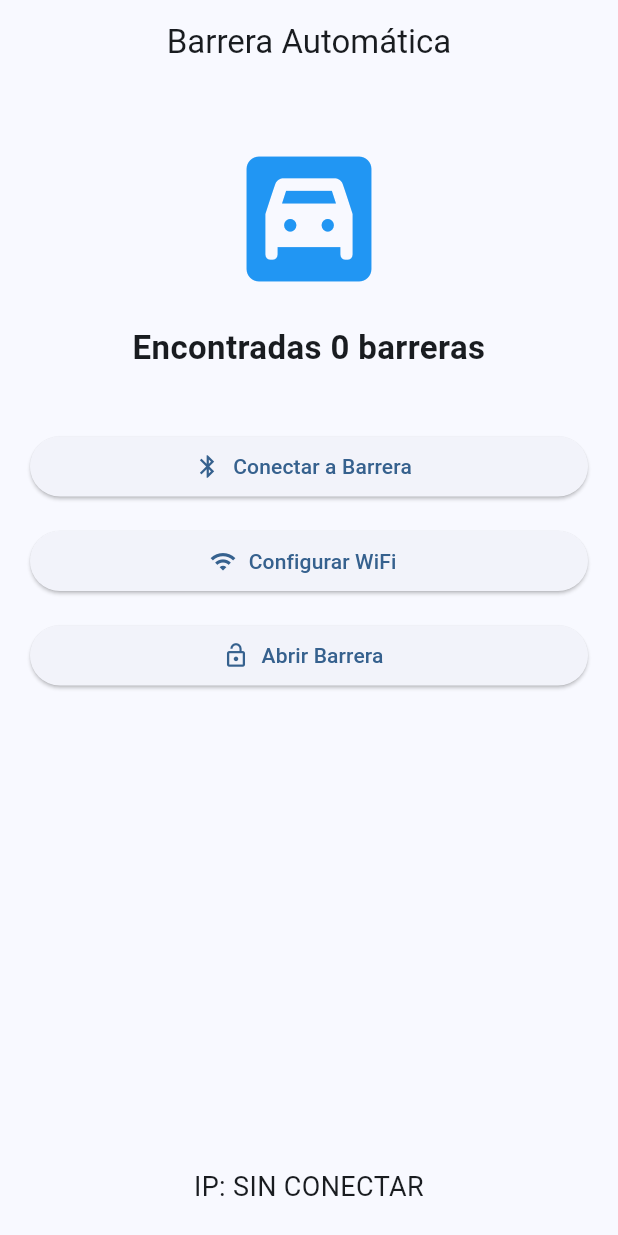
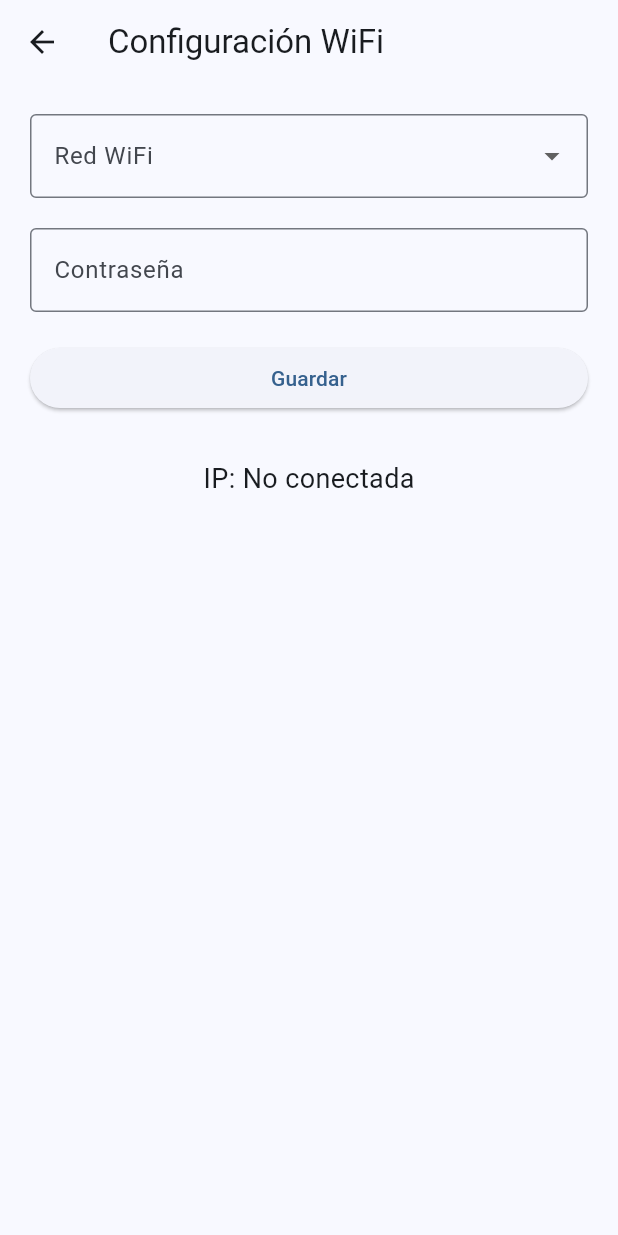
Before and after one commit to ronorthevo/barrera-automatica, a Flutter app: the screen it shows after launch, after a tap on "Conectar a Barrera", after a tap on "Configurar WiFi", on a phone screen of 412 x 824 dp. Run offline on Flutter 3.47's test engine with Material 3 defaults, Android fonts, the phone set to English and light mode, and no system bars; our stand-ins replace flutter_blue_plus.

Commit message:
Interfaz inicial

```diff
--- a/lib/ble/ble_service.dart
+++ b/lib/ble/ble_service.dart
@@ -1,15 +1,28 @@
 import 'package:flutter_blue_plus/flutter_blue_plus.dart';
 
 class BleService {
+  BluetoothDevice? device;
 
-  Future<List<ScanResult>> scanDevices() async {
+  Future<bool> connectToBarrier() async {
+    await FlutterBluePlus.startScan(
+      timeout: const Duration(seconds: 5),
+    );
 
-    await FlutterBluePlus.startScan(timeout: const Duration(seconds: 5));
+    await for (final results in FlutterBluePlus.scanResults) {
+      for (final r in results) {
+        if (r.device.platformName == "Barrera automatica") {
+          await FlutterBluePlus.stopScan();
 
-    final results = await FlutterBluePlus.scanResults.first;
+          device = r.device;
+
+          await device!.connect(timeout: const Duration(seconds: 10));
+
+          return true;
+        }
+      }
+    }
 
     await FlutterBluePlus.stopScan();
-
-    return results;
+    return false;
   }
 }
--- /dev/null
+++ b/lib/config_page.dart
@@ -0,0 +1,67 @@
+import 'package:flutter/material.dart';
+
+class ConfigPage extends StatelessWidget {
+  const ConfigPage({super.key});
+
+  @override
+  Widget build(BuildContext context) {
+    return Scaffold(
+      appBar: AppBar(
+        title: const Text("Configuración WiFi"),
+      ),
+      body: Padding(
+        padding: const EdgeInsets.all(20),
+        child: Column(
+          children: [
+
+            DropdownButtonFormField<String>(
+              decoration: const InputDecoration(
+                labelText: "Red WiFi",
+                border: OutlineInputBorder(),
+              ),
+              items: const [
+                DropdownMenuItem(
+                  value: "wifi1",
+                  child: Text("MiCasa"),
+                ),
+                DropdownMenuItem(
+                  value: "wifi2",
+                  child: Text("Oficina"),
+                ),
+              ],
+              onChanged: (_) {},
+            ),
+
+            const SizedBox(height: 20),
+
+            TextField(
+              obscureText: true,
+              decoration: const InputDecoration(
+                labelText: "Contraseña",
+                border: OutlineInputBorder(),
+              ),
+            ),
+
+            const SizedBox(height: 20),
+
+            SizedBox(
+              width: double.infinity,
+              child: ElevatedButton(
+                onPressed: () {},
+                child: const Text("Guardar"),
+              ),
+            ),
+
+            const SizedBox(height: 30),
+
+            const Text(
+              "IP: No conectada",
+              style: TextStyle(fontSize: 18),
+            ),
+
+          ],
+        ),
+      ),
+    );
+  }
+}
--- a/lib/home_page.dart
+++ b/lib/home_page.dart
@@ -1,5 +1,6 @@
 import 'package:flutter/material.dart';
 import 'ble/ble_service.dart';
+import 'config_page.dart';
 
 class HomePage extends StatefulWidget {
   const HomePage({super.key});
@@ -9,6 +10,7 @@ class HomePage extends StatefulWidget {
 }
 
 class _HomePageState extends State<HomePage> {
+
 
   final BleService bleService = BleService();
 
@@ -55,10 +57,12 @@ class _HomePageState extends State<HomePage> {
                 estado = "Buscando barreras...";
                 });
 
-                final dispositivos = await bleService.scanDevices();
+                bool conectado = await bleService.connectToBarrier();
 
                 setState(() {
-                estado = "Encontradas ${dispositivos.length} barreras";
+                estado = conectado
+                    ? "Conectado a Barrera"
+                    : "Barrera no encontrada";
                 });
 
             },
@@ -70,10 +74,18 @@ class _HomePageState extends State<HomePage> {
             const SizedBox(height: 15),
 
             ElevatedButton.icon(
-              onPressed: () {},
-              icon: const Icon(Icons.wifi),
-              label: const Text("Configurar WiFi"),
+            onPressed: () {
+                Navigator.push(
+                context,
+                MaterialPageRoute(
+                    builder: (context) => const ConfigPage(),
+                ),
+                );
+            },
+            icon: const Icon(Icons.wifi),
+            label: const Text("Configurar WiFi"),
             ),
+
 
             const SizedBox(height: 15),
 
```
Also changed, not shown: 1 other file.
